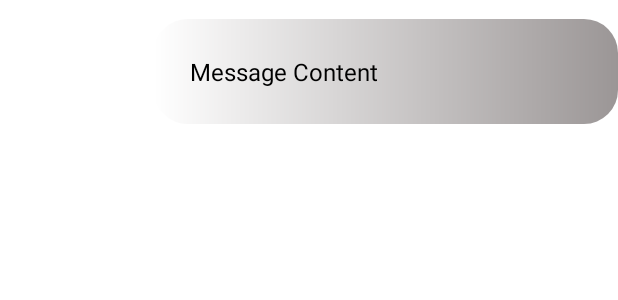
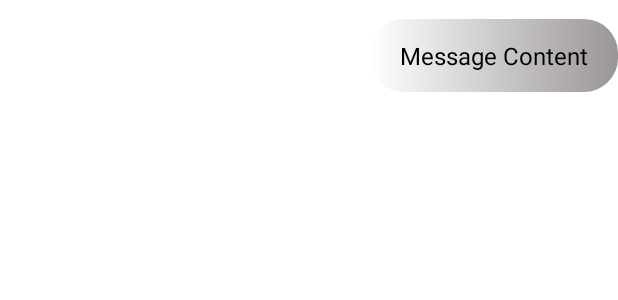
Before and after one commit to XewoniX/IllegalFamily, an Android app: the layout item_message_moja.xml on its own in the app's theme, with its tools: preview values and no code run, on a phone screen of 412 x 824 dp. Shown: the top 300 px of the screen. Run offline under Robolectric (Android 15) with nearby library versions, the phone set to English and light mode, and no system bars.

Commit message:
GUI lekko

```diff
--- a/app/src/main/res/layout/item_message_moja.xml
+++ b/app/src/main/res/layout/item_message_moja.xml
@@ -3,6 +3,7 @@
     android:id="@+id/LinearMessage"
     android:layout_width="match_parent"
     android:layout_height="wrap_content"
+    android:layout_gravity="right"
     android:layout_marginLeft="@dimen/_100pxv"
     android:orientation="vertical">
 
@@ -10,7 +11,8 @@
         android:id="@+id/senderEmailTextView"
         android:layout_width="wrap_content"
         android:layout_height="wrap_content"
-        android:layout_marginStart="@dimen/_30pxv"
+        android:layout_gravity="end"
+        android:layout_marginEnd="@dimen/_30pxv"
         android:text="Sender Email"
         android:textColor="#FFFFFF"
         android:textSize="9sp"
@@ -18,15 +20,25 @@
 
     <FrameLayout
         android:id="@+id/frameStackdescription"
-        android:layout_width="match_parent"
+        android:layout_width="wrap_content"
         android:layout_height="wrap_content"
-        android:background="@drawable/rectangle_gradient_s_white_400_e_cyan_a202_radius_20">
+        android:layout_gravity="end"
+        android:background="@drawable/rectangle_gradient_s_white_400_e_cyan_a202_radius_20"
+        android:foregroundGravity="right">
 
         <TextView
             android:id="@+id/messageContentTextView"
             android:layout_width="wrap_content"
             android:layout_height="wrap_content"
-            android:padding="@dimen/_20pxv"
+            android:layout_gravity="end"
+            android:autoText="false"
+            android:gravity="right"
+            android:paddingStart="@dimen/_16pxv"
+            android:paddingLeft="@dimen/_16pxv"
+            android:paddingTop="@dimen/_10pxv"
+            android:paddingEnd="@dimen/_16pxv"
+            android:paddingRight="@dimen/_16pxv"
+            android:paddingBottom="@dimen/_10pxv"
             android:text="Message Content"
             android:textColor="#000000"
             android:textSize="16sp" />
```
Also changed, not shown: app/src/main/res/layout/item_message_kogos.xml (+9 -3 lines).
